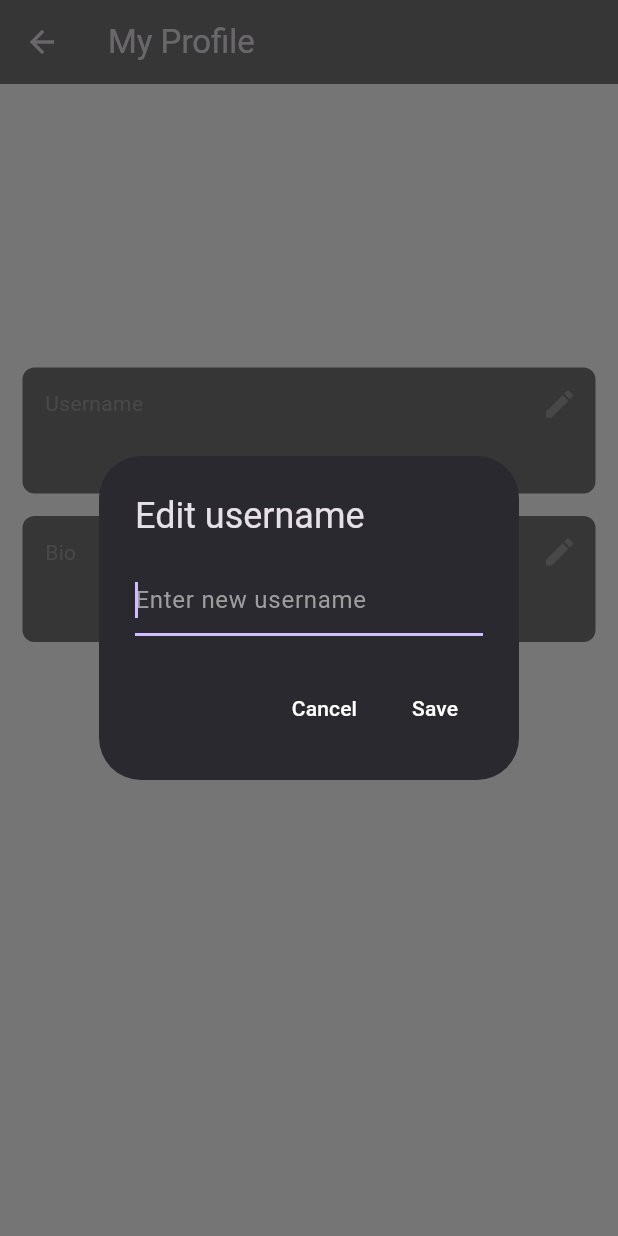
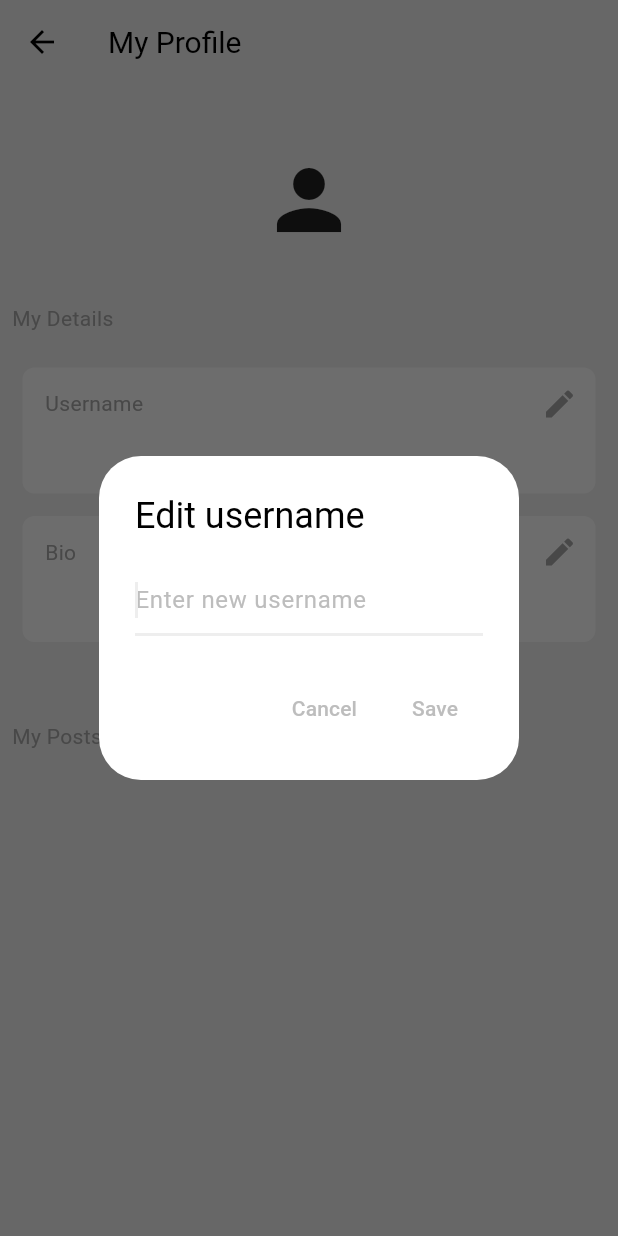
Before and after one commit to dwijvas/finalprojexct, a Flutter app: the ProfileScreen screen opened directly, after a tap on the "edit" icon, on a phone screen of 412 x 824 dp. Run offline on Flutter 3.47's test engine with Material 3 defaults, Android fonts, the phone set to English and light mode, and no system bars; our stand-ins replace cloud_firestore, firebase_auth, firebase_core; accounts and stored records are empty; network calls fail.

Commit message:
added feature to toggle between light and dark modes, fixed UI accordingly

```diff
--- a/lib/components/textdata.dart
+++ b/lib/components/textdata.dart
@@ -10,7 +10,7 @@ class UserBox extends StatelessWidget {
   Widget build(BuildContext context) {
     return Container(
       decoration: BoxDecoration(
-        color: Colors.black54,
+        color: Theme.of(context).colorScheme.primary,
         borderRadius: BorderRadius.circular(8),
       ),
       padding: EdgeInsets.only(left: 15, bottom: 15),
--- a/lib/main.dart
+++ b/lib/main.dart
@@ -1,6 +1,8 @@
 import 'package:finalprojexct/screens/SignupScreen.dart';
 import 'package:finalprojexct/screens/authentication.dart';
 import 'package:finalprojexct/screens/opening.dart';
+import 'package:finalprojexct/themes/darkmode.dart';
+import 'package:finalprojexct/themes/lightmode.dart';
 import 'package:firebase_core/firebase_core.dart';
 import 'package:flutter/material.dart';
 import 'firebase_options.dart';
@@ -23,7 +25,8 @@ class MyApp extends StatelessWidget {
     return MaterialApp(
       debugShowCheckedModeBanner: false,
       title: 'MessageMe',
-      theme: ThemeData.dark(),
+      theme: lightTheme,
+      darkTheme: darkTheme,
       home: const AuthScreen(),
     );
   }
--- a/lib/screens/HomeScreen.dart
+++ b/lib/screens/HomeScreen.dart
@@ -48,10 +48,9 @@ class _HomeScreenState extends State<HomeScreen> {
   @override
   Widget build(BuildContext context) {
     return Scaffold(
-      backgroundColor: Colors.black38,
+      backgroundColor: Theme.of(context).colorScheme.background,
       appBar: AppBar(
         title: Text("MessageMe"),
-        backgroundColor: Colors.black54,
       ),
 
       drawer: AppDrawer(
--- a/lib/screens/LoginScreen.dart
+++ b/lib/screens/LoginScreen.dart
@@ -43,7 +43,7 @@ class _LoginScreenState extends State<LoginScreen> {
     @override
   Widget build(BuildContext context) {
     return Scaffold(
-      backgroundColor: Colors.black54,
+      backgroundColor: Theme.of(context).colorScheme.primary,
       body: Center(
         child: Padding(
           padding: const EdgeInsets.all(25.0),
--- a/lib/screens/ProfileScreen.dart
+++ b/lib/screens/ProfileScreen.dart
@@ -24,10 +24,10 @@ class _ProfileScreenState extends State<ProfileScreen> {
               title: Text("Edit " + field),
               content: TextField(
                 autofocus: true,
-                style: TextStyle(color: Colors.white),
+                style: TextStyle(color: Colors.grey[400]),
                 decoration: InputDecoration(
                   hintText: "Enter new $field",
-                      hintStyle: TextStyle(color: Colors.grey),
+                      hintStyle: TextStyle(color: Colors.grey[400]),
                 ),
                 onChanged: (value){
                   newValue = value;
@@ -37,13 +37,13 @@ class _ProfileScreenState extends State<ProfileScreen> {
                 //cancel
                 TextButton(
                     onPressed: () => Navigator.pop(context),
-                    child: Text('Cancel', style: TextStyle(color: Colors.white),),
+                    child: Text('Cancel', style: TextStyle(color: Colors.grey[400]),),
                 ),
 
                 //save
                 TextButton(
                   onPressed: () => Navigator.of(context).pop(newValue),
-                  child: Text('Save', style: TextStyle(color: Colors.white),),
+                  child: Text('Save', style: TextStyle(color: Colors.grey[400]),),
                 ),
 
               ],
@@ -61,10 +61,9 @@ class _ProfileScreenState extends State<ProfileScreen> {
   Widget build(BuildContext context) {
 
     return Scaffold(
-      backgroundColor: Colors.white10,
+      backgroundColor: Theme.of(context).colorScheme.background,
       appBar: AppBar(
         title: Text("My Profile"),
-        backgroundColor: Colors.black54,
       ),
       body: StreamBuilder<DocumentSnapshot> (
         stream: FirebaseFirestore.instance.collection("Users").doc(currentUser.email).snapshots(),
@@ -84,7 +83,7 @@ class _ProfileScreenState extends State<ProfileScreen> {
                 currentUser.email!,
                 textAlign: TextAlign.center,
                 style: TextStyle(
-                  color: Colors.white,
+                  color: Colors.grey[500],
                 ),
               ),
 
@@ -93,7 +92,7 @@ class _ProfileScreenState extends State<ProfileScreen> {
                 padding: const EdgeInsets.all(8.0),
                 child: Text(
                   "My Details",
-                  style: TextStyle(color: Colors.white),
+                  style: TextStyle(color: Colors.grey[500]),
                 ),
               ),
 
@@ -116,7 +115,7 @@ class _ProfileScreenState extends State<ProfileScreen> {
                 padding: const EdgeInsets.all(8.0),
                 child: Text(
                   "My Posts",
-                  style: TextStyle(color: Colors.white),
+                  style: TextStyle(color: Colors.grey[500]),
                 ),
               ),
             ],
--- a/lib/screens/SignupScreen.dart
+++ b/lib/screens/SignupScreen.dart
@@ -61,7 +61,7 @@ class _SignupScreenState extends State<SignupScreen> {
   @override
   Widget build(BuildContext context) {
     return Scaffold(
-      backgroundColor: Colors.black54,
+      backgroundColor: Theme.of(context).colorScheme.primary,
       body: Center(
         child: SingleChildScrollView(
           child: Padding(
--- /dev/null
+++ b/lib/themes/darkmode.dart
@@ -0,0 +1,16 @@
+import 'package:flutter/material.dart';
+
+ThemeData darkTheme = ThemeData(
+  brightness: Brightness.dark,
+  appBarTheme: const AppBarTheme(
+    backgroundColor: Colors.transparent,
+    elevation: 0,
+
+
+  ),
+  colorScheme: ColorScheme.dark(
+    background: Colors.black,
+    primary: Colors.grey[900]!,
+    secondary: Colors.grey[700]!,
+  ),
+);
--- /dev/null
+++ b/lib/themes/lightmode.dart
@@ -0,0 +1,16 @@
+import 'package:flutter/material.dart';
+
+ThemeData lightTheme = ThemeData(
+  brightness: Brightness.light,
+  appBarTheme: const AppBarTheme(
+    backgroundColor: Colors.transparent,
+    elevation: 0,
+    iconTheme: IconThemeData(color: Colors.black),
+    titleTextStyle: TextStyle(color: Colors.black, fontSize: 20),
+  ),
+  colorScheme: ColorScheme.light(
+    background: Colors.grey[300]!,
+    primary: Colors.grey[200]!,
+    secondary: Colors.grey[300]!,
+  ),
+);
```
Also changed, not shown: lib/components/comments.dart (+4 -4 lines), lib/components/textpost.dart (+4 -4 lines).
